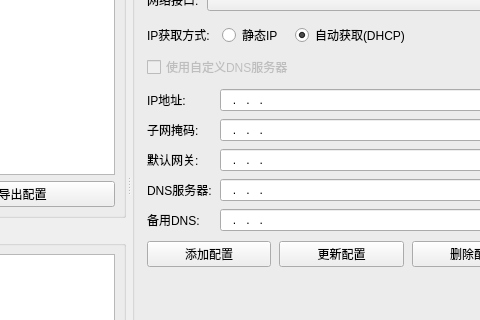
mawenshui/My_Tools_Project, file NetworkConfigManager/mainwindow.ui: the form before one commit; both pictures show x 285 to 765 and y 151 to 471 of the 980 by 600 pixel window.
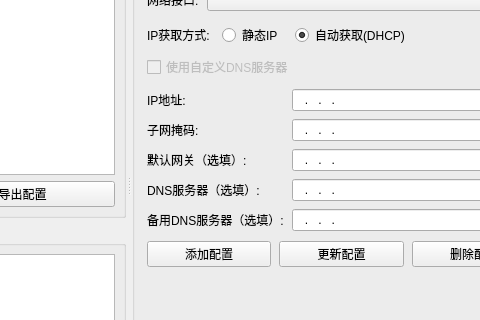
The form after the commit. Icons and pictures are not drawn.

What changed in the file:
```diff
--- a/NetworkConfigManager/mainwindow.ui
+++ b/NetworkConfigManager/mainwindow.ui
@@ -392,7 +392,7 @@
             <item row="2" column="0">
              <widget class="QLabel" name="label_5">
               <property name="text">
-               <string>默认网关:</string>
+               <string>默认网关（选填）:</string>
               </property>
              </widget>
             </item>
@@ -406,7 +406,7 @@
             <item row="3" column="0">
              <widget class="QLabel" name="label_6">
               <property name="text">
-               <string>DNS服务器:</string>
+               <string>DNS服务器（选填）:</string>
               </property>
              </widget>
             </item>
@@ -420,7 +420,7 @@
             <item row="4" column="0">
              <widget class="QLabel" name="label_7">
               <property name="text">
-               <string>备用DNS:</string>
+               <string>备用DNS服务器（选填）:</string>
               </property>
              </widget>
             </item>
```
